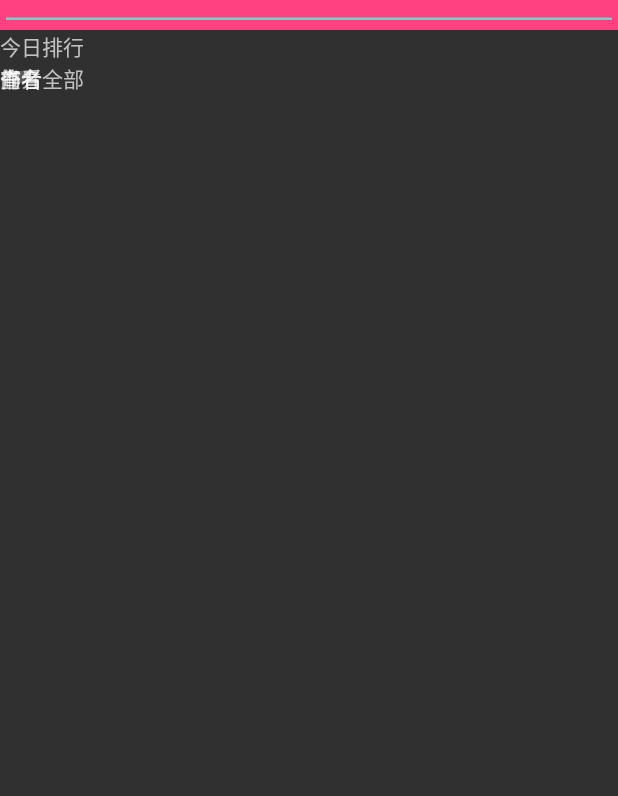
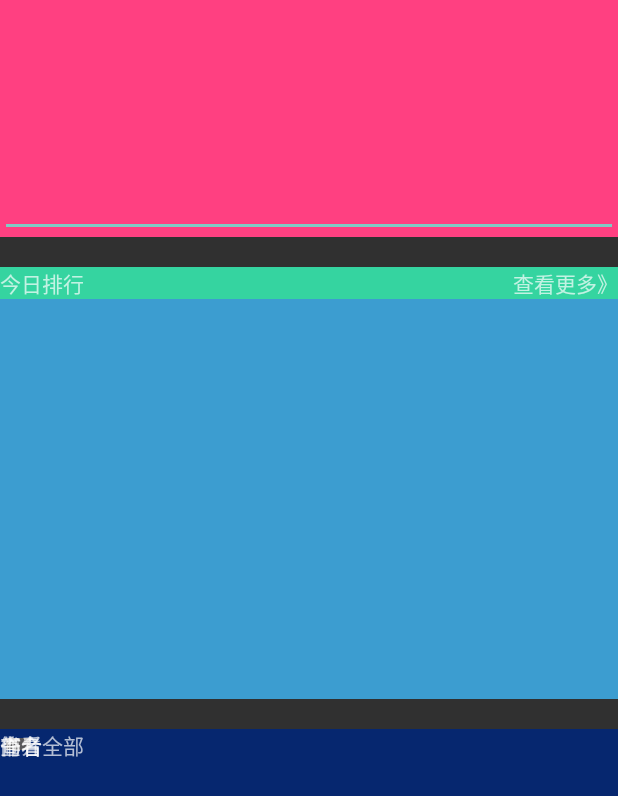
Before and after one commit to lqwsy/YuDong, an Android app: the layout fragment_bookstore.xml on its own in the app's theme, with its tools: preview values and no code run, on a phone screen of 412 x 824 dp. Shown: the top 796 px of the screen. Run offline under Robolectric (Android 15) with nearby library versions, the phone set to English and light mode, and no system bars.

Commit message:
添加书城布局，开始完善

```diff
--- a/yudong/src/main/res/layout/fragment_bookstore.xml
+++ b/yudong/src/main/res/layout/fragment_bookstore.xml
@@ -7,25 +7,53 @@
     <RelativeLayout
         android:background="@color/colorAccent"
         android:layout_width="match_parent"
-        android:layout_height="wrap_content">
+        android:layout_weight="1"
+        android:layout_height="20dp">
         <EditText
             android:id="@+id/et_search"
             android:layout_width="match_parent"
-            android:layout_height="20dp" />
+            android:layout_height="match_parent" />
     </RelativeLayout>
 
     <RelativeLayout
+        android:background="@color/colorLoginBack"
         android:layout_width="match_parent"
-        android:layout_height="wrap_content">
-        <TextView
-            android:text="今日排行"
-            android:layout_width="wrap_content"
-            android:layout_height="wrap_content" />
+        android:layout_marginTop="20dp"
+        android:layout_weight="1"
+        android:layout_height="150dp">
+
+        <LinearLayout
+            android:background="#35D4A0"
+            android:layout_width="match_parent"
+            android:layout_height="wrap_content">
+
+            <TextView
+                android:text="今日排行"
+                android:layout_weight="1"
+                android:layout_gravity="left|center_vertical"
+                android:layout_width="wrap_content"
+                android:layout_height="wrap_content" />
+
+            <TextView
+                android:id="@+id/tv_today_lookmore"
+                android:gravity="right|center_vertical"
+                android:text="查看更多》"
+                android:layout_weight="1"
+                android:layout_width="wrap_content"
+                android:layout_height="wrap_content" />
+
+
+        </LinearLayout>
+
+
     </RelativeLayout>
 
     <RelativeLayout
+        android:background="@color/colorLoginText"
         android:layout_width="match_parent"
-        android:layout_height="wrap_content">
+        android:layout_height="200dp"
+        android:layout_marginTop="20dp"
+        android:layout_weight="1">
 
         <ImageButton
             android:layout_width="wrap_content"
```
